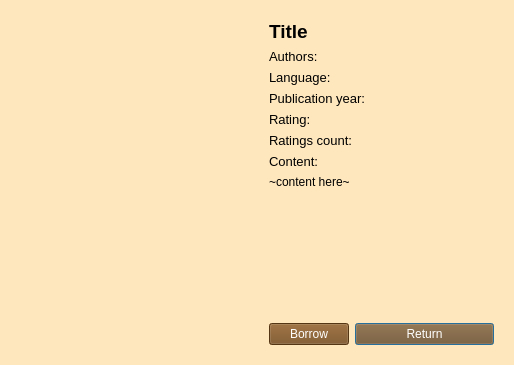
The window that client/src/bookdetailswindow.ui (Dargoswwwe/smc-library) describes before a commit, drawn with Qt 5.
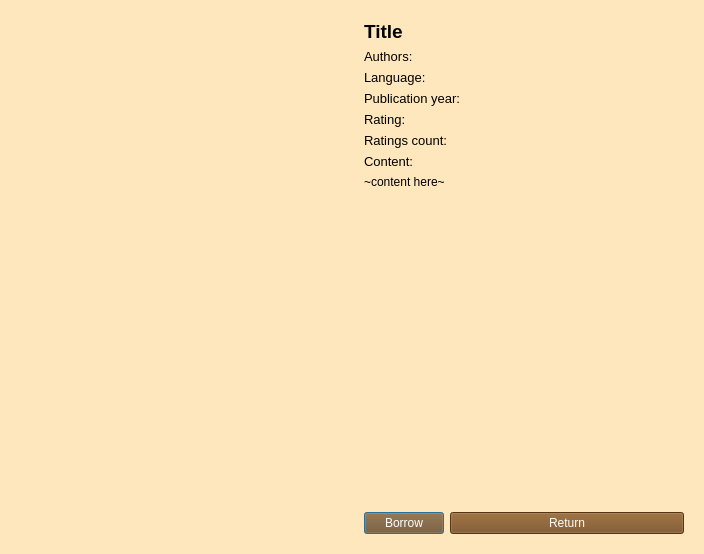
The same window after the commit. Icons and pictures are not drawn.

Commit message: Save book instead of reference, and make the book details window actually show the book's info

What changed in the file:
```diff
--- a/client/src/bookdetailswindow.ui
+++ b/client/src/bookdetailswindow.ui
@@ -1,13 +1,13 @@
 <?xml version="1.0" encoding="UTF-8"?>
 <ui version="4.0">
- <class>detailsbookwindow</class>
- <widget class="QDialog" name="detailsbookwindow">
+ <class>BookDetailsWindow</class>
+ <widget class="QDialog" name="BookDetailsWindow">
   <property name="geometry">
    <rect>
     <x>0</x>
     <y>0</y>
-    <width>514</width>
-    <height>365</height>
+    <width>704</width>
+    <height>554</height>
    </rect>
   </property>
   <property name="sizePolicy">
@@ -16,11 +16,210 @@
     <verstretch>0</verstretch>
    </sizepolicy>
   </property>
+  <property name="palette">
+   <palette>
+    <active>
+     <colorrole role="WindowText">
+      <brush brushstyle="SolidPattern">
+       <color alpha="255">
+        <red>0</red>
+        <green>0</green>
+        <blue>0</blue>
+       </color>
+      </brush>
+     </colorrole>
+     <colorrole role="Button">
+      <brush brushstyle="SolidPattern">
+       <color alpha="255">
+        <red>255</red>
+        <green>231</green>
+        <blue>189</blue>
+       </color>
+      </brush>
+     </colorrole>
+     <colorrole role="Text">
+      <brush brushstyle="SolidPattern">
+       <color alpha="255">
+        <red>0</red>
+        <green>0</green>
+        <blue>0</blue>
+       </color>
+      </brush>
+     </colorrole>
+     <colorrole role="ButtonText">
+      <brush brushstyle="SolidPattern">
+       <color alpha="255">
+        <red>0</red>
+        <green>0</green>
+        <blue>0</blue>
+       </color>
+      </brush>
+     </colorrole>
+     <colorrole role="Base">
+      <brush brushstyle="SolidPattern">
+       <color alpha="255">
+        <red>255</red>
+        <green>231</green>
+        <blue>189</blue>
+       </color>
+      </brush>
+     </colorrole>
+     <colorrole role="Window">
+      <brush brushstyle="SolidPattern">
+       <color alpha="255">
+        <red>255</red>
+        <green>231</green>
+        <blue>189</blue>
+       </color>
+      </brush>
+     </colorrole>
+     <colorrole role="PlaceholderText">
+      <brush brushstyle="NoBrush">
+       <color alpha="128">
+        <red>0</red>
+        <green>0</green>
+        <blue>0</blue>
+       </color>
+      </brush>
+     </colorrole>
+    </active>
+    <inactive>
+     <colorrole role="WindowText">
+      <brush brushstyle="SolidPattern">
+       <color alpha="255">
+        <red>0</red>
+        <green>0</green>
+        <blue>0</blue>
+       </color>
+      </brush>
+     </colorrole>
+     <colorrole role="Button">
+      <brush brushstyle="SolidPattern">
+       <color alpha="255">
+        <red>255</red>
+        <green>231</green>
+        <blue>189</blue>
+       </color>
+      </brush>
+     </colorrole>
+     <colorrole role="Text">
+      <brush brushstyle="SolidPattern">
+       <color alpha="255">
+        <red>0</red>
+        <green>0</green>
+        <blue>0</blue>
+       </color>
+      </brush>
+     </colorrole>
+     <colorrole role="ButtonText">
+      <brush brushstyle="SolidPattern">
+       <color alpha="255">
+        <red>0</red>
+        <green>0</green>
+        <blue>0</blue>
+       </color>
+      </brush>
+     </colorrole>
+     <colorrole role="Base">
+      <brush brushstyle="SolidPattern">
+       <color alpha="255">
+        <red>255</red>
+        <green>231</green>
+        <blue>189</blue>
+       </color>
+      </brush>
+     </colorrole>
+     <colorrole role="Window">
+      <brush brushstyle="SolidPattern">
+       <color alpha="255">
+        <red>255</red>
+        <green>231</green>
+        <blue>189</blue>
+       </color>
+      </brush>
+     </colorrole>
+     <colorrole role="PlaceholderText">
+      <brush brushstyle="NoBrush">
+       <color alpha="128">
+        <red>0</red>
+        <green>0</green>
+        <blue>0</blue>
+       </color>
+      </brush>
+     </colorrole>
+    </inactive>
+    <disabled>
+     <colorrole role="WindowText">
+      <brush brushstyle="SolidPattern">
+       <color alpha="255">
+        <red>0</red>
+        <green>0</green>
+        <blue>0</blue>
+       </color>
+      </brush>
+     </colorrole>
+     <colorrole role="Button">
+      <brush brushstyle="SolidPattern">
+       <color alpha="255">
+        <red>255</red>
+        <green>231</green>
+        <blue>189</blue>
+       </color>
+      </brush>
+     </colorrole>
+     <colorrole role="Text">
+      <brush brushstyle="SolidPattern">
+       <color alpha="255">
+        <red>0</red>
+        <green>0</green>
+        <blue>0</blue>
+       </color>
+      </brush>
+     </colorrole>
+     <colorrole role="ButtonText">
+      <brush brushstyle="SolidPattern">
+       <color alpha="255">
+        <red>0</red>
+        <green>0</green>
+        <blue>0</blue>
+       </color>
+      </brush>
+     </colorrole>
+     <colorrole role="Base">
+      <brush brushstyle="SolidPattern">
+       <color alpha="255">
+        <red>255</red>
+        <green>231</green>
+        <blue>189</blue>
+       </color>
+      </brush>
+     </colorrole>
+     <colorrole role="Window">
+      <brush brushstyle="SolidPattern">
+       <color alpha="255">
+        <red>255</red>
+        <green>231</green>
+        <blue>189</blue>
+       </color>
+      </brush>
+     </colorrole>
+     <colorrole role="PlaceholderText">
+      <brush brushstyle="NoBrush">
+       <color alpha="128">
+        <red>0</red>
+        <green>0</green>
+        <blue>0</blue>
+       </color>
+      </brush>
+     </colorrole>
+    </disabled>
+   </palette>
+  </property>
   <property name="windowTitle">
    <string>Dialog</string>
   </property>
   <property name="styleSheet">
-   <string notr="true">background-color: rgb(255, 231, 189);</string>
+   <string notr="true">background-color: rgb(255, 231, 189); color: black;</string>
   </property>
   <layout class="QHBoxLayout" name="horizontalLayout_7">
    <item>
@@ -41,6 +240,205 @@
    </item>
    <item>
     <widget class="QFrame" name="formFrame">
+     <property name="palette">
+      <palette>
+       <active>
+        <colorrole role="WindowText">
+         <brush brushstyle="SolidPattern">
+          <color alpha="255">
+           <red>0</red>
+           <green>0</green>
+           <blue>0</blue>
+          </color>
+         </brush>
+        </colorrole>
+        <colorrole role="Button">
+         <brush brushstyle="SolidPattern">
+          <color alpha="255">
+           <red>255</red>
+           <green>231</green>
+           <blue>189</blue>
+          </color>
+         </brush>
+        </colorrole>
+        <colorrole role="Text">
+         <brush brushstyle="SolidPattern">
+          <color alpha="255">
+           <red>0</red>
+           <green>0</green>
+           <blue>0</blue>
+          </color>
+         </brush>
+        </colorrole>
+        <colorrole role="ButtonText">
+         <brush brushstyle="SolidPattern">
+          <color alpha="255">
+           <red>0</red>
+           <green>0</green>
+           <blue>0</blue>
+          </color>
+         </brush>
+        </colorrole>
+        <colorrole role="Base">
+         <brush brushstyle="SolidPattern">
+          <color alpha="255">
+           <red>255</red>
+           <green>231</green>
+           <blue>189</blue>
+          </color>
+         </brush>
+        </colorrole>
+        <colorrole role="Window">
+         <brush brushstyle="SolidPattern">
+          <color alpha="255">
+           <red>255</red>
+           <green>231</green>
+           <blue>189</blue>
+          </color>
+         </brush>
+        </colorrole>
+        <colorrole role="PlaceholderText">
+         <brush brushstyle="NoBrush">
+          <color alpha="128">
+           <red>0</red>
+           <green>0</green>
+           <blue>0</blue>
+          </color>
+         </brush>
+        </colorrole>
+       </active>
+       <inactive>
+        <colorrole role="WindowText">
+         <brush brushstyle="SolidPattern">
+          <color alpha="255">
+           <red>0</red>
+           <green>0</green>
+           <blue>0</blue>
+          </color>
+         </brush>
+        </colorrole>
+        <colorrole role="Button">
+         <brush brushstyle="SolidPattern">
+          <color alpha="255">
+           <red>255</red>
+           <green>231</green>
+           <blue>189</blue>
+          </color>
+         </brush>
+        </colorrole>
+        <colorrole role="Text">
+         <brush brushstyle="SolidPattern">
+          <color alpha="255">
+           <red>0</red>
+           <green>0</green>
+           <blue>0</blue>
+          </color>
+         </brush>
+        </colorrole>
+        <colorrole role="ButtonText">
+         <brush brushstyle="SolidPattern">
+          <color alpha="255">
+           <red>0</red>
+           <green>0</green>
+           <blue>0</blue>
+          </color>
+         </brush>
+        </colorrole>
+        <colorrole role="Base">
+         <brush brushstyle="SolidPattern">
+          <color alpha="255">
+           <red>255</red>
+           <green>231</green>
+           <blue>189</blue>
+          </color>
+         </brush>
+        </colorrole>
+        <colorrole role="Window">
+         <brush brushstyle="SolidPattern">
+          <color alpha="255">
+           <red>255</red>
+           <green>231</green>
+           <blue>189</blue>
+          </color>
+         </brush>
+        </colorrole>
+        <colorrole role="PlaceholderText">
+         <brush brushstyle="NoBrush">
+          <color alpha="128">
+           <red>0</red>
+           <green>0</green>
+           <blue>0</blue>
+          </color>
+         </brush>
+        </colorrole>
+       </inactive>
+       <disabled>
+        <colorrole role="WindowText">
+         <brush brushstyle="SolidPattern">
+          <color alpha="255">
+           <red>0</red>
+           <green>0</green>
+           <blue>0</blue>
+          </color>
+         </brush>
+        </colorrole>
+        <colorrole role="Button">
+         <brush brushstyle="SolidPattern">
+          <color alpha="255">
+           <red>255</red>
+           <green>231</green>
+           <blue>189</blue>
+          </color>
+         </brush>
+        </colorrole>
+        <colorrole role="Text">
+         <brush brushstyle="SolidPattern">
+          <color alpha="255">
+           <red>0</red>
+           <green>0</green>
+           <blue>0</blue>
+          </color>
+         </brush>
+        </colorrole>
+        <colorrole role="ButtonText">
+         <brush brushstyle="SolidPattern">
+          <color alpha="255">
+           <red>0</red>
+           <green>0</green>
+           <blue>0</blue>
+          </color>
+         </brush>
+        </colorrole>
+        <colorrole role="Base">
+         <brush brushstyle="SolidPattern">
+          <color alpha="255">
+           <red>255</red>
+           <green>231</green>
+           <blue>189</blue>
+          </color>
+         </brush>
+        </colorrole>
+        <colorrole role="Window">
+         <brush brushstyle="SolidPattern">
+          <color alpha="255">
+           <red>255</red>
+           <green>231</green>
+           <blue>189</blue>
+          </color>
+         </brush>
+        </colorrole>
+        <colorrole role="PlaceholderText">
+         <brush brushstyle="NoBrush">
+          <color alpha="128">
+           <red>0</red>
+           <green>0</green>
+           <blue>0</blue>
+          </color>
+         </brush>
+        </colorrole>
+       </disabled>
+      </palette>
+     </property>
      <layout class="QHBoxLayout" name="horizontalLayout_10">
       <item>
        <layout class="QFormLayout" name="formLayout_3">
@@ -53,9 +451,6 @@
             <bold>true</bold>
            </font>
           </property>
-          <property name="styleSheet">
-           <string notr="true">color: rgb(0, 0, 0);</string>
-          </property>
           <property name="text">
            <string>Title</string>
           </property>
@@ -68,9 +463,6 @@
             <pointsize>10</pointsize>
            </font>
           </property>
-          <property name="styleSheet">
-           <string notr="true">color: rgb(0, 0, 0);</string>
-          </property>
           <property name="text">
            <string>Authors: </string>
           </property>
@@ -83,11 +475,8 @@
             <pointsize>10</pointsize>
            </font>
           </property>
-          <property name="styleSheet">
-           <string notr="true">color: rgb(0, 0, 0);</string>
-          </property>
           <property name="text">
-           <string>Language:</string>
+           <string>Language: </string>
           </property>
          </widget>
         </item>
@@ -98,11 +487,8 @@
             <pointsize>10</pointsize>
            </font>
           </property>
-          <property name="styleSheet">
-           <string notr="true">color: rgb(0, 0, 0);</string>
-          </property>
           <property name="text">
-           <string>Publication year:</string>
+           <string>Publication year: </string>
           </property>
          </widget>
         </item>
@@ -113,11 +499,8 @@
             <pointsize>10</pointsize>
            </font>
           </property>
-          <property name="styleSheet">
-           <string notr="true">color: rgb(0, 0, 0);</string>
-          </property>
           <property name="text">
-           <string>Rating:</string>
+           <string>Rating: </string>
           </property>
          </widget>
         </item>
@@ -128,11 +511,8 @@
             <pointsize>10</pointsize>
            </font>
           </property>
-          <property name="styleSheet">
-           <string notr="true">color: rgb(0, 0, 0);</string>
-          </property>
           <property name="text">
-           <string>Ratings count:</string>
+           <string>Ratings count: </string>
           </property>
          </widget>
         </item>
@@ -143,14 +523,18 @@
             <pointsize>10</pointsize>
            </font>
           </property>
-          <property name="styleSheet">
-           <string notr="true">color: rgb(0, 0, 0);</string>
-          </property>
           <property name="text">
            <string>Content: </string>
           </property>
          </widget>
         </item>
+        <item row="7" column="0" colspan="2">
+         <widget class="QLabel" name="contentLabel">
+          <property name="text">
+           <string>~content here~ </string>
+          </property>
+         </widget>
+        </item>
         <item row="8" column="0" colspan="2">
          <spacer name="verticalSpacer_2">
           <property name="orientation">
@@ -159,22 +543,11 @@
           <property name="sizeHint" stdset="0">
            <size>
             <width>20</width>
-            <height>40</height>
+            <height>58</height>
            </size>
           </property>
          </spacer>
         </item>
-        <item row="9" column="1">
-         <widget class="QPushButton" name="returnButton">
-          <property name="styleSheet">
-           <string notr="true">color:rgb(255, 255, 255);
-background-color: rgb(117, 75, 28);</string>
-          </property>
-          <property name="text">
-           <string>Return</string>
-          </property>
-         </widget>
-        </item>
         <item row="9" column="0">
          <widget class="QPushButton" name="borrowButton">
           <property name="styleSheet">
@@ -186,10 +559,14 @@
           </property>
          </widget>
         </item>
-        <item row="7" column="0" colspan="2">
-         <widget class="QLabel" name="contentLabel">
+        <item row="9" column="1">
+         <widget class="QPushButton" name="returnButton">
+          <property name="styleSheet">
+           <string notr="true">color:rgb(255, 255, 255);
+background-color: rgb(117, 75, 28);</string>
+          </property>
           <property name="text">
-           <string>~content here~ </string>
+           <string>Return</string>
           </property>
          </widget>
         </item>
```
Left out of the diff: 1 changed line with no effect on the pictures. The commit also changes 7 other files.
